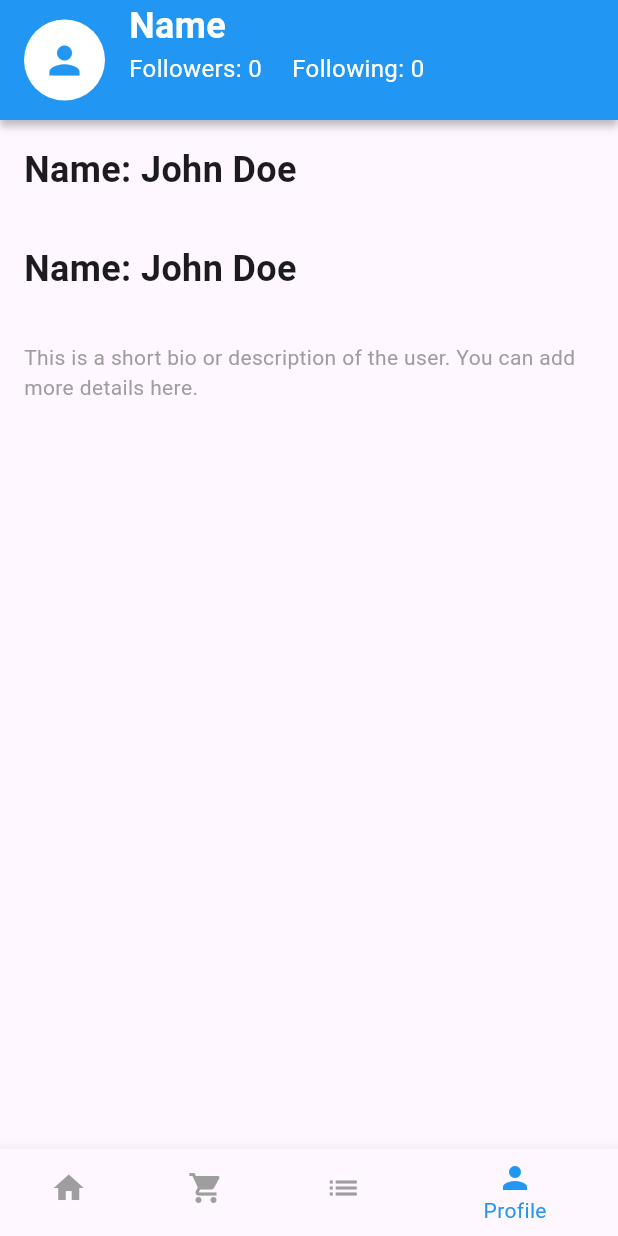
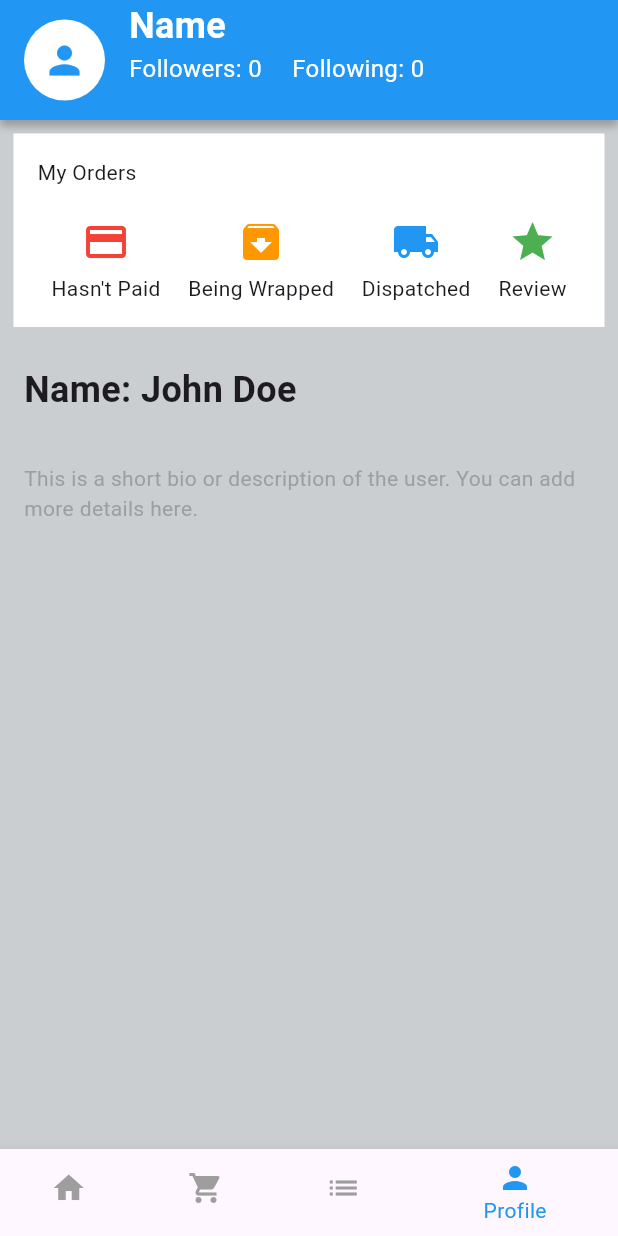
Before and after one commit to alifroject/Eccomerce-1stDayOfDart, a Flutter app: the screen it shows after launch, item 4 of the bottom bar chosen, on a phone screen of 412 x 824 dp. Run offline on Flutter 3.47's test engine with Material 3 defaults, Android fonts, the phone set to English and light mode, and no system bars; network calls fail.

Commit message:
Adding some items in Profile

```diff
--- a/lib/views/profile_screen.dart
+++ b/lib/views/profile_screen.dart
@@ -73,15 +73,62 @@ class ProfileScreen extends StatelessWidget {
             ))),
       ),
       body: Center(
+        child: Container(
+          color: const Color.fromARGB(255, 202, 206, 209),
           child: Column(
             mainAxisAlignment: MainAxisAlignment.start,
             crossAxisAlignment: CrossAxisAlignment.start,
             children: <Widget>[
-            Padding(
+              Container(
+                color: Colors.white,
                 padding: EdgeInsets.all(16.0),
-              child: Text(
-                'Name: John Doe',
-                style: TextStyle(fontSize: 24, fontWeight: FontWeight.bold),
+                margin: EdgeInsets.all(
+                    9.0),
+                child: Column(
+                  crossAxisAlignment: CrossAxisAlignment.start,
+                  children: <Widget>[
+                    Text(
+                      'My Orders',
+                      style: TextStyle(fontSize: 14),
+                    ),
+                    SizedBox(height: 20),
+                    Row(
+                      mainAxisAlignment: MainAxisAlignment.spaceAround,
+                      children: <Widget>[
+                        Column(
+                          children: [
+                            Icon(Icons.payment, size: 32, color: Colors.red),
+                            SizedBox(height: 5),
+                            Text('Hasn\'t Paid',
+                                style: TextStyle(fontSize: 14)),
+                          ],
+                        ),
+                        Column(
+                          children: [
+                            Icon(Icons.archive, size: 32, color: Colors.orange),
+                            SizedBox(height: 5),
+                            Text('Being Wrapped',
+                                style: TextStyle(fontSize: 14)),
+                          ],
+                        ),
+                        Column(
+                          children: [
+                            Icon(Icons.local_shipping,
+                                size: 32, color: Colors.blue),
+                            SizedBox(height: 5),
+                            Text('Dispatched', style: TextStyle(fontSize: 14)),
+                          ],
+                        ),
+                        Column(
+                          children: [
+                            Icon(Icons.star, size: 32, color: Colors.green),
+                            SizedBox(height: 5),
+                            Text('Review', style: TextStyle(fontSize: 14)),
+                          ],
+                        ),
+                      ],
+                    ),
+                  ],
                 ),
               ),
               Padding(
@@ -101,6 +148,7 @@ class ProfileScreen extends StatelessWidget {
             ],
           ),
         ),
+      ),
     );
   }
 }
```
Lines whose indentation alone changed are shown as unchanged.
